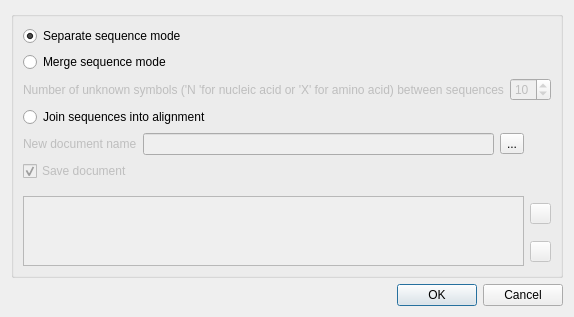
Before: the Qt Designer form src/ugeneui/src/project_support/ui/MultipleSequenceFilesReadingMode.ui in violethaze74/ugene, drawn with Qt 5.
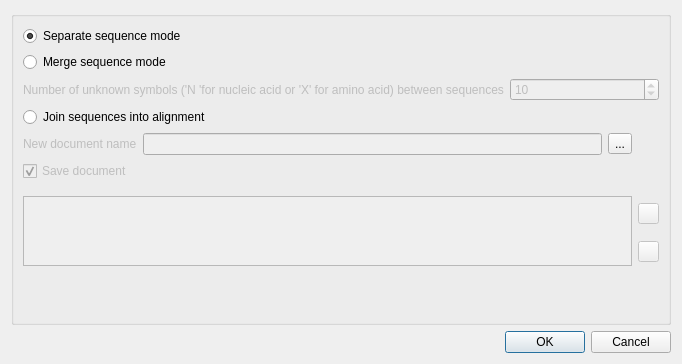
After: the same form once the commit is applied.

The edit to the form file:
```diff
--- a/src/ugeneui/src/project_support/ui/MultipleSequenceFilesReadingMode.ui
+++ b/src/ugeneui/src/project_support/ui/MultipleSequenceFilesReadingMode.ui
@@ -6,8 +6,8 @@
    <rect>
     <x>0</x>
     <y>0</y>
-    <width>555</width>
-    <height>302</height>
+    <width>682</width>
+    <height>364</height>
    </rect>
   </property>
   <property name="windowTitle">
```
Left out of the diff: 16 changed lines with no effect on the pictures.
